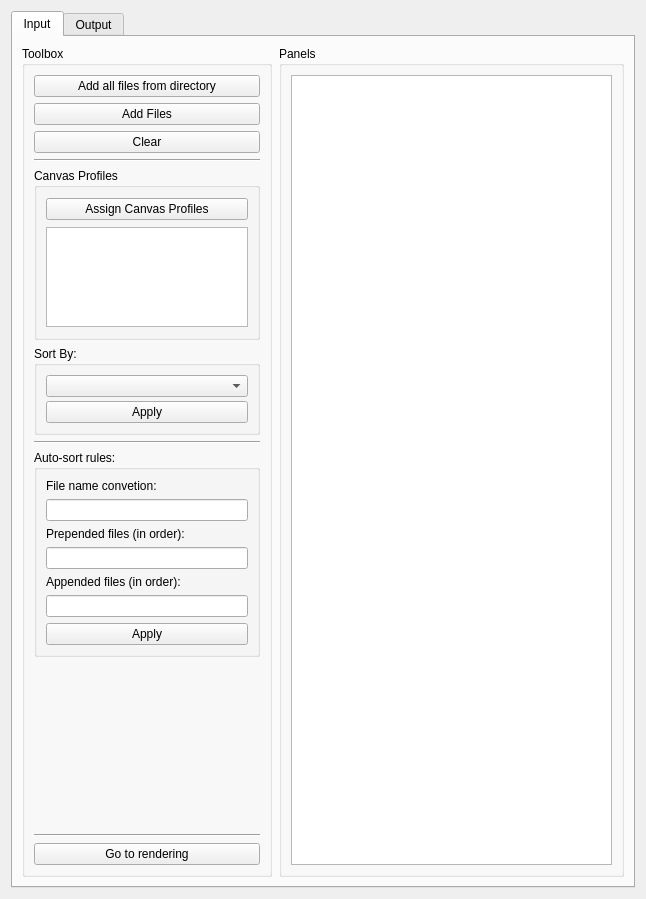
This is project.ui in ShadobaDev/Platemaker-qt as Qt 5 draws it before an edit. The edited form follows.
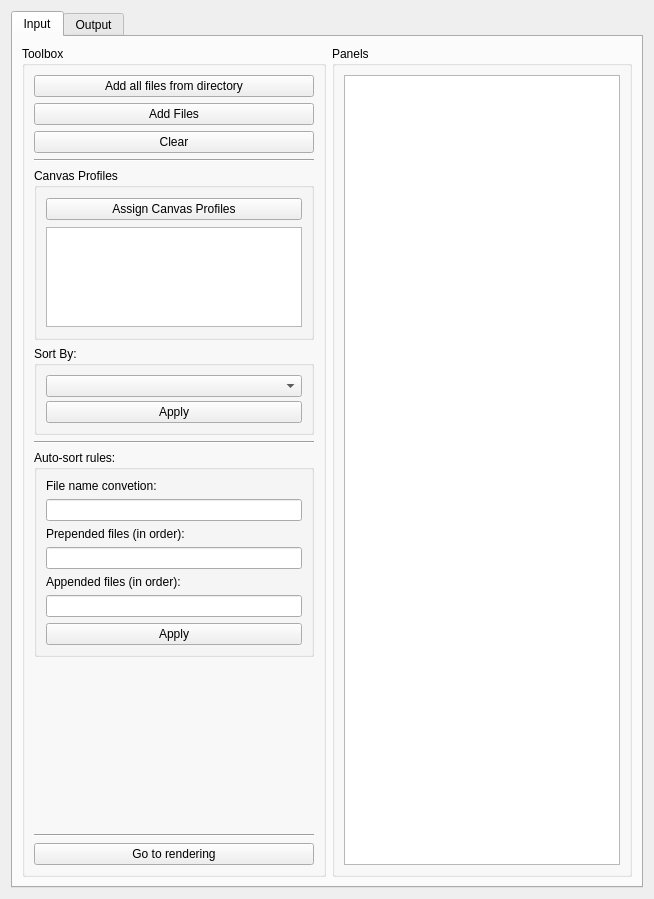
This is the edited form.

Commit message: feat(canvas-profile): enhance canvas profile dialog with event filtering and preview updates

Diff of the .ui file:
```diff
--- a/project.ui
+++ b/project.ui
@@ -7,7 +7,7 @@
     <x>0</x>
     <y>0</y>
     <width>646</width>
-    <height>674</height>
+    <height>731</height>
    </rect>
   </property>
   <property name="windowTitle">
@@ -120,6 +120,12 @@
           </item>
           <item>
            <widget class="QGroupBox" name="groupBoxCanvasProfiles">
+            <property name="sizePolicy">
+             <sizepolicy hsizetype="MinimumExpanding" vsizetype="MinimumExpanding">
+              <horstretch>0</horstretch>
+              <verstretch>0</verstretch>
+             </sizepolicy>
+            </property>
             <property name="title">
              <string>Canvas Profiles</string>
             </property>
```
The commit also changes 5 other files.
